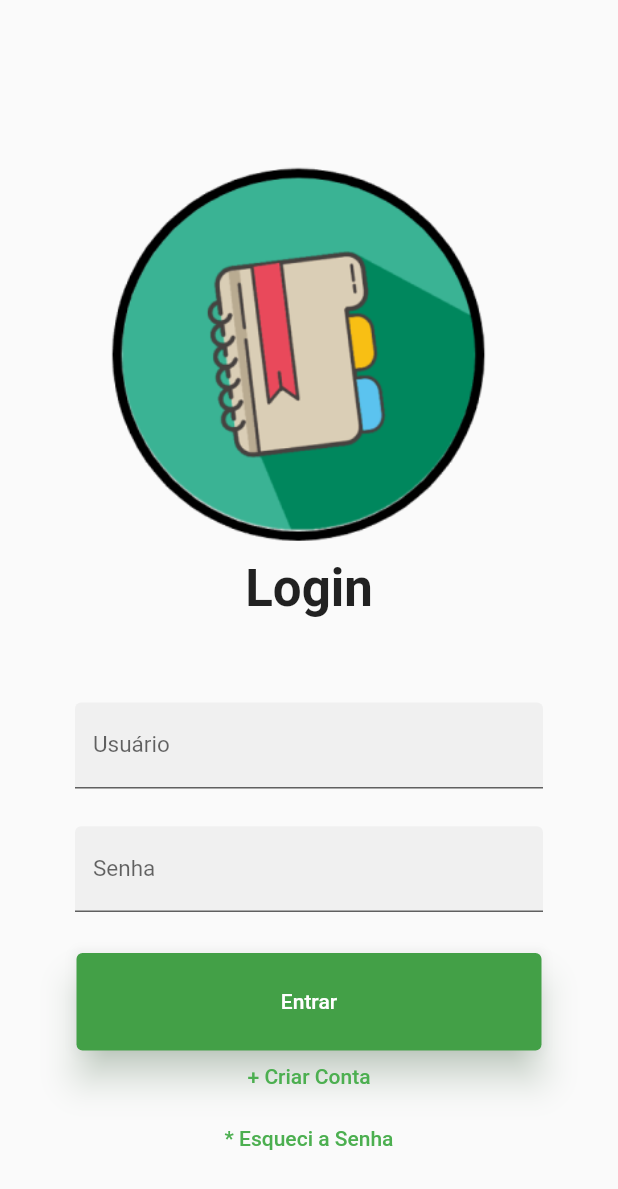
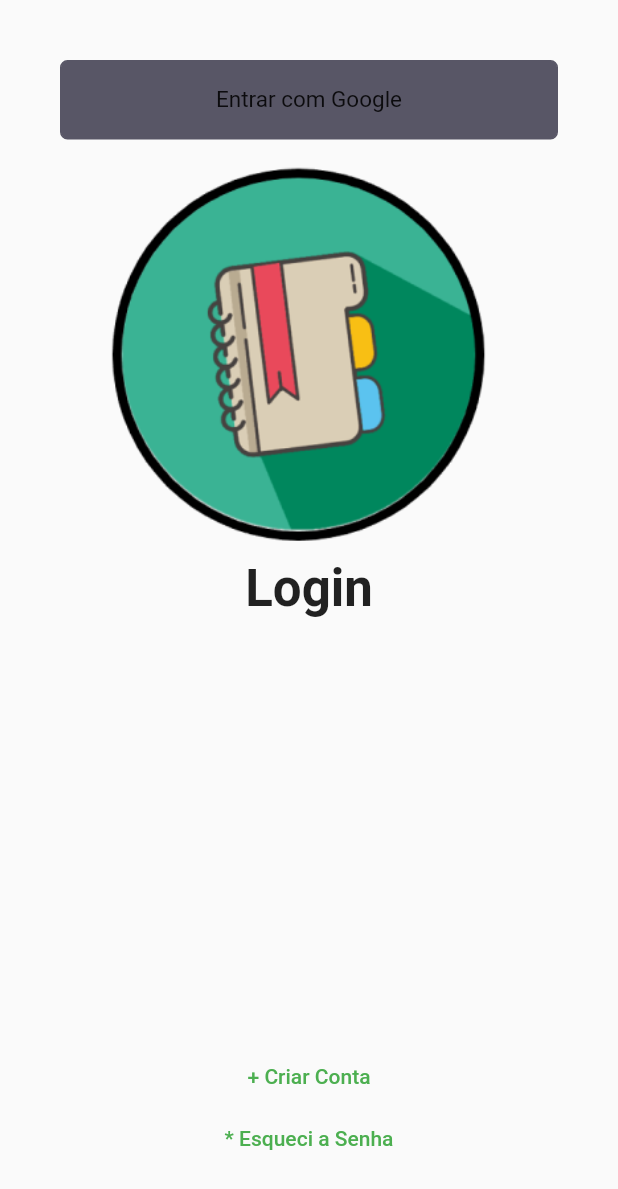
Before and after one commit to RafaelaSMiranda/help_students_PDM, a Flutter app: the screen it shows after launch, on a phone screen of 412 x 824 dp. Shown: the top 1189 px of the screen. Run offline on Flutter 3.47's test engine with Material 2 defaults, Android fonts, the phone set to English and light mode, and no system bars; our stand-ins replace date_field, firebase_core, google_sign_in, mask_text_input_formatter, rflutter_alert, shared_preferences; accounts and stored records are empty.

Commit message:
Login com o google - ok

```diff
--- a/lib/main.dart
+++ b/lib/main.dart
@@ -1,46 +1,44 @@
+import 'package:firebase_core/firebase_core.dart';
+import 'package:help_students/utils/app_widget.dart';
 import 'package:flutter/material.dart';
-import 'package:help_students/modulos/Cadastro/cadastroPage.dart';
-import 'package:help_students/modulos/home/home_page.dart';
-import 'package:help_students/modulos/tarefas/tarefa_form.dart';
-import 'package:help_students/modulos/login/login_page.dart';
-import 'package:help_students/modulos/perfil/editar_perfil_page.dart';
-import 'package:help_students/modulos/splash/splash_page.dart';
-import 'package:help_students/modulos/tarefas/tarefa_list.dart';
-import 'package:help_students/providers/tarefa_controle.dart';
-import 'package:help_students/utils/app_routes.dart';
-import 'package:provider/provider.dart';
-import 'modulos/Cadastro/cadastroPage.dart';
 
 void main() {
-  runApp(MyApp());
+  runApp(AppFirebase());
 }
 
-class MyApp extends StatelessWidget {
+class AppFirebase extends StatefulWidget {
+  @override
+  _AppFirebaseState createState() => _AppFirebaseState();
+}
+
+class _AppFirebaseState extends State<AppFirebase> {
+  final Future<FirebaseApp> _initialization = Firebase.initializeApp();
   @override
   Widget build(BuildContext context) {
-    return MultiProvider(
-        providers: [
-          ChangeNotifierProvider(
-            create: (_) => new TarefaControle(),
-          ),
-        ],
-        child: MaterialApp(
-            title: 'Help Students',
-            theme: ThemeData(
-              brightness: Brightness.light,
-              primarySwatch: Colors.green,
-              accentColor: Colors.green,
-              visualDensity: VisualDensity.adaptivePlatformDensity,
+    print(_initialization);
+    return FutureBuilder(
+      // Initialize FlutterFire:
+      future: _initialization,
+      builder: (context, snapshot) {
+        if (snapshot.hasError) {
+          return Material(
+            child: Center(
+              child: Text(
+                "Não foi possível iniciar o Firebase",
+                textDirection: TextDirection.ltr,
+              ),
             ),
-            initialRoute: "/splash",
-            routes: {
-              AppRoutes.SPLASH: (context) => SplashScreen(),
-              AppRoutes.LOGIN: (context) => LoginPage(),
-              AppRoutes.HOME: (context) => HomePage(),
-              AppRoutes.CADASTRO: (context) => CadastroPage(),
-              AppRoutes.CADASTRO_TAREFA: (context) => TarefaForm(),
-              AppRoutes.EDICAO: (context) => EditarPerfil(),
-              AppRoutes.LISTA_TAREFAS: (context) => ListaTarefas('todas'),
-            }));
+          );
+        } else if (snapshot.connectionState == ConnectionState.done) {
+          return AppWidget();
+        } else {
+          return Material(
+            child: Center(
+              child: CircularProgressIndicator(),
+            ),
+          );
+        }
+      },
+    );
   }
 }
--- /dev/null
+++ b/lib/modulos/components/social_login.dart
@@ -0,0 +1,38 @@
+import 'package:flutter/material.dart';
+import 'package:help_students/shared/themes/app_colors.dart';
+import 'package:help_students/shared/themes/app_images.dart';
+import 'package:help_students/shared/themes/app_text_styles.dart';
+
+class SocialLoginButton extends StatelessWidget {
+  final VoidCallback onTap;
+  const SocialLoginButton({this.onTap});
+
+  @override
+  Widget build(BuildContext context) {
+    return InkWell(
+      onTap: onTap,
+      child: Container(
+          height: 53,
+          decoration: BoxDecoration(
+              color: AppColors.grey,
+              borderRadius: BorderRadius.circular(5),
+              border: Border.fromBorderSide(BorderSide(color: AppColors.grey))),
+          child: Row(
+            children: [
+              Expanded(
+                flex: 4,
+                child: Row(
+                  mainAxisAlignment: MainAxisAlignment.center,
+                  children: [
+                    Text(
+                      "Entrar com Google",
+                      style: TextStyles.curso,
+                    ),
+                  ],
+                ),
+              )
+            ],
+          )),
+    );
+  }
+}
--- a/lib/modulos/login/login_page.dart
+++ b/lib/modulos/login/login_page.dart
@@ -1,6 +1,9 @@
 import 'package:help_students/modulos/EsqueciSenha/esqueciPage.dart';
 import 'package:help_students/modulos/components/button_widget.dart';
 import 'package:help_students/modulos/components/input_text_widget.dart';
+import 'package:help_students/modulos/components/social_login.dart';
+import 'package:help_students/providers/login_controle.dart';
+import 'package:help_students/shared/themes/app_colors.dart';
 import 'package:help_students/shared/themes/app_images.dart';
 import 'package:flutter/material.dart';
 import 'package:help_students/shared/themes/app_text_styles.dart';
@@ -16,6 +19,8 @@ class _LoginPageState extends State<LoginPage> {
   @override
   Widget build(BuildContext context) {
     final size = MediaQuery.of(context).size;
+    final controller = LoginControle();
+
     // PEGAR O TAMANHO DA TELA DO APARELHO
     return Scaffold(
       body: Container(
@@ -44,33 +49,41 @@ class _LoginPageState extends State<LoginPage> {
                 ],
               ),
             ),
-            Positioned(
-                bottom: size.height * 0.35,
-                left: 50,
-                right: 50,
-                child: Column(
-                  children: [InputTextWidget(label: "Usuário", senha: false)],
-                )),
-            Positioned(
-                bottom: size.height * 0.25,
-                left: 50,
-                right: 50,
-                child: Column(
-                  children: [InputTextWidget(label: "Senha", senha: true)],
-                )),
-            Positioned(
-                bottom: size.height * 0.15,
-                left: 50,
-                right: 50,
-                child: Column(
-                  children: [
-                    ButtonWidget(
-                        label: "Entrar",
-                        onPressed: () {
-                          Navigator.pushNamed(context, '/home');
-                        })
-                  ],
-                )),
+            // Positioned(
+            //     bottom: size.height * 0.35,
+            //     left: 50,
+            //     right: 50,
+            //     child: Column(
+            //       children: [InputTextWidget(label: "Usuário", senha: false)],
+            //     )),
+            // Positioned(
+            //     bottom: size.height * 0.25,
+            //     left: 50,
+            //     right: 50,
+            //     child: Column(
+            //       children: [InputTextWidget(label: "Senha", senha: true)],
+            //     )),
+            // Positioned(
+            //     bottom: size.height * 0.15,
+            //     left: 50,
+            //     right: 50,
+            //     child: Column(
+            //       children: [
+            //         ButtonWidget(
+            //             label: "Entrar",
+            //             onPressed: () {
+            //               Navigator.pushNamed(context, '/home');
+            //             })
+            //       ],
+            //     )),
+            Padding(
+              padding: const EdgeInsets.only(left: 40, right: 40, top: 40),
+              child: SocialLoginButton(
+                onTap: () {
+                  controller.googleSignIn(context);
+                },
+              ),
+            ),
             Positioned(
                 bottom: size.height * 0.05,
                 left: 25,
--- a/lib/providers/usuario.dart
+++ b/lib/providers/usuario.dart
@@ -0,0 +1,21 @@
+import 'dart:convert';
+
+class Usuario {
+  final String name;
+  final String photoURL;
+
+  Usuario({this.name, this.photoURL});
+
+  Map<String, dynamic> toMap() => {
+        "name": name,
+        "photoURL": photoURL,
+      };
+
+  String toJson() => jsonEncode(toMap());
+
+  factory Usuario.fromMap(Map<String, dynamic> map) {
+    return Usuario(name: map['name'], photoURL: map['photoURL']);
+  }
+
+  factory Usuario.fromJson(String json) => Usuario.fromMap(jsonDecode(json));
+}
--- /dev/null
+++ b/lib/utils/app_widget.dart
@@ -0,0 +1,33 @@
+import 'package:flutter/material.dart';
+import 'package:help_students/modulos/Cadastro/cadastroPage.dart';
+import 'package:help_students/modulos/home/home_page.dart';
+import 'package:help_students/modulos/login/login_page.dart';
+import 'package:help_students/modulos/perfil/editar_perfil_page.dart';
+import 'package:help_students/modulos/splash/splash_page.dart';
+import 'package:help_students/modulos/tarefas/tarefa_form.dart';
+import 'package:help_students/modulos/tarefas/tarefa_list.dart';
+import 'package:help_students/utils/app_routes.dart';
+
+class AppWidget extends StatelessWidget {
+  @override
+  Widget build(BuildContext context) {
+    return MaterialApp(
+        title: 'Help Students',
+        theme: ThemeData(
+          brightness: Brightness.light,
+          primarySwatch: Colors.green,
+          accentColor: Colors.green,
+          visualDensity: VisualDensity.adaptivePlatformDensity,
+        ),
+        initialRoute: "/splash",
+        routes: {
+          AppRoutes.SPLASH: (context) => SplashScreen(),
+          AppRoutes.LOGIN: (context) => LoginPage(),
+          AppRoutes.HOME: (context) => HomePage(),
+          AppRoutes.CADASTRO: (context) => CadastroPage(),
+          AppRoutes.CADASTRO_TAREFA: (context) => TarefaForm(),
+          AppRoutes.EDICAO: (context) => EditarPerfil(),
+          AppRoutes.LISTA_TAREFAS: (context) => ListaTarefas('todas'),
+        });
+  }
+}
--- a/pubspec.yaml
+++ b/pubspec.yaml
@@ -37,6 +37,11 @@ dependencies:
   datetime_picker_formfield: ^1.0.0
   date_field: ^1.0.5
   intl: ^0.17.0
+  firebase_core: ^1.4.0
+  google_sign_in: ^5.0.7
+  google_sign_in_web: ^0.10.0+1
+  shared_preferences: ^2.0.6
+
 
 
 dev_dependencies:
```
Also changed, not shown: lib/providers/login_controle.dart (added, +24 -0 lines), lib/providers/usuario_controle.dart (added, +40 -0 lines), pubspec.lock, 3 other files.
